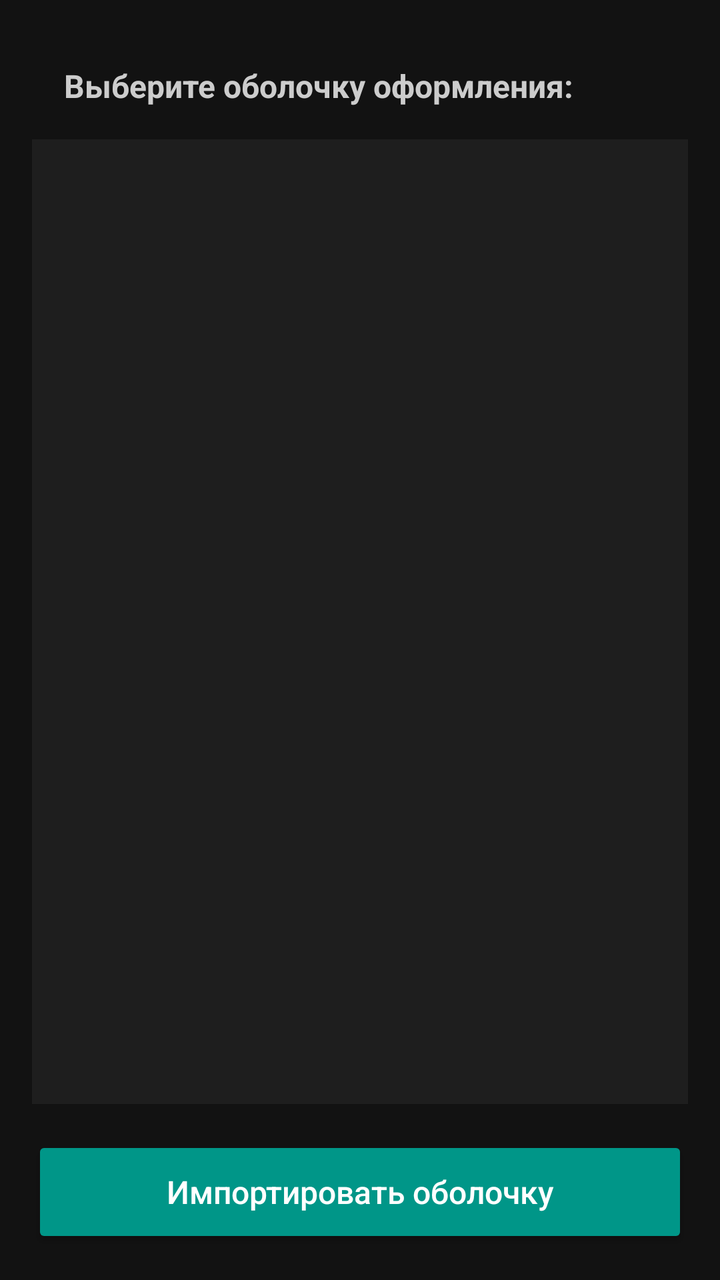
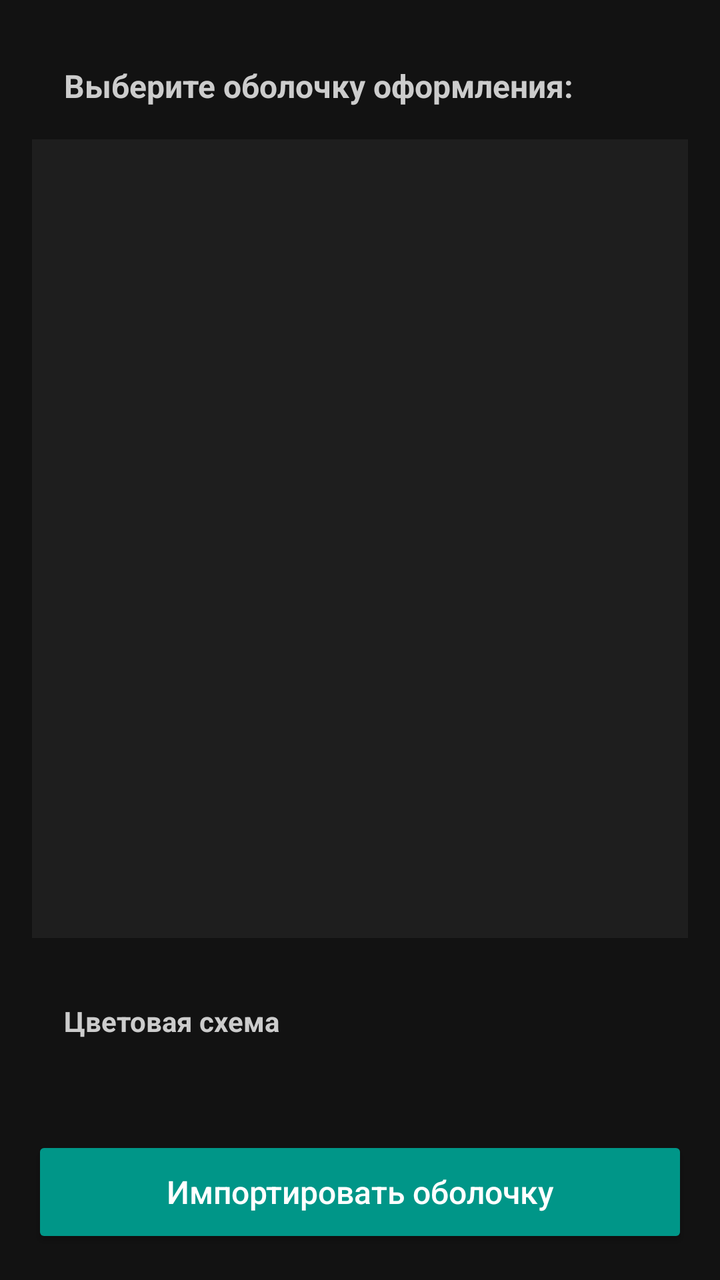

Compare the two renders of this Android layout. The source of the first and the diff that turns it into the second are given below.
<!-- AndroidManifest.xml: application theme Theme.QutyLaunch -->
<!-- res/layout/fragment_settings_shell.xml -->
<LinearLayout xmlns:android="http://schemas.android.com/apk/res/android"
    xmlns:tools="http://schemas.android.com/tools"
    android:layout_width="match_parent"
    android:layout_height="match_parent"
    android:orientation="vertical"
    android:background="@color/background_dark"
    android:padding="@dimen/screen_padding_horizontal"
    tools:ignore="VisualLintBounds">

    <TextView
        style="@style/Text.Title.Small"
        android:layout_width="match_parent"
        android:layout_height="wrap_content"
        android:padding="@dimen/spacing_l"
        android:paddingTop="@dimen/spacing_s"
        android:text="@string/settings_shell_title" />

    <ListView
        android:id="@+id/shells_list"
        android:layout_width="match_parent"
        android:layout_height="0dp"
        android:layout_weight="1"
        android:background="@color/background_card"
        android:divider="@color/divider"
        android:dividerHeight="@dimen/spacing_xxs"
        android:choiceMode="singleChoice"/>

    <Button
        android:id="@+id/btn_install_shell"
        style="@style/Button.Primary"
        android:layout_width="match_parent"
        android:layout_height="@dimen/height_button_large"
        android:layout_marginTop="@dimen/spacing_l"
        android:text="@string/install_shell_from_file" />

</LinearLayout>
<!-- resources referenced by this layout -->
<resources>
  <color name="background_card">#1E1E1E</color>
  <color name="background_dark">#121212</color>
  <color name="divider">#333333</color>
  <dimen name="height_button_large">56dp</dimen>
  <dimen name="screen_padding_horizontal">16dp</dimen>
  <dimen name="spacing_l">16dp</dimen>
  <dimen name="spacing_s">8dp</dimen>
  <dimen name="spacing_xxs">2dp</dimen>
  <string name="install_shell_from_file">Импортировать оболочку</string>
  <string name="settings_shell_title">Выберите оболочку оформления:</string>
  <style name="Button.Primary" parent="Button">
          <item name="android:layout_width">match_parent</item>
          <item name="android:layout_height">@dimen/height_button</item>
          <item name="android:backgroundTint">@color/button_primary</item>
          <item name="cornerRadius">@dimen/radius_circle</item>
      </style>
  <style name="Text.Title.Small" parent="Text.Title">
          <item name="android:textSize">@dimen/title_small</item>
          <item name="android:textColor">@color/text_secondary</item>
      </style>
  <style name="Theme.QutyLaunch" parent="Theme.AppCompat.NoActionBar">
          
          <item name="android:navigationBarColor">@android:color/transparent</item>
          <item name="android:statusBarColor">@android:color/transparent</item>
  
          
          <item name="android:windowLayoutInDisplayCutoutMode">shortEdges</item>
  
          
          <item name="android:fitsSystemWindows">false</item>
  
          
          <item name="android:windowDrawsSystemBarBackgrounds">true</item>
      </style>
  <style name="Button">
          <item name="android:textColor">@color/text_primary</item>
          <item name="android:textSize">@dimen/text_l</item>
          <item name="android:fontFamily">sans-serif-medium</item>
          <item name="android:textAllCaps">false</item>
          <item name="rippleColor">#33FFFFFF</item>
      </style>
  <dimen name="height_button">48dp</dimen>
  <color name="button_primary">#009688</color>
  <dimen name="radius_circle">28dp</dimen>
  <style name="Text.Title">
          <item name="android:textColor">@color/text_primary</item>
          <item name="android:textStyle">bold</item>
      </style>
  <dimen name="title_small">16sp</dimen>
  <color name="text_secondary">#CCCCCC</color>
  <color name="text_primary">#FFFFFF</color>
  <dimen name="text_l">16sp</dimen>
</resources>

<!-- the commit's change to res/layout/fragment_settings_shell.xml (unified diff, before → after) -->
@@ -25,12 +25,30 @@
         android:dividerHeight="@dimen/spacing_xxs"
         android:choiceMode="singleChoice"/>
 
+    
+    <TextView
+        style="@style/Text.Title.XSmall"
+        android:layout_width="match_parent"
+        android:layout_height="wrap_content"
+        android:layout_marginTop="@dimen/spacing_l"
+        android:padding="@dimen/spacing_l"
+        android:text="@string/settings_color_scheme_title" />
+
+    <androidx.recyclerview.widget.RecyclerView
+        android:id="@+id/color_scheme_list"
+        android:layout_width="match_parent"
+        android:layout_height="wrap_content"
+        android:padding="@dimen/spacing_s"
+        android:orientation="horizontal"
+        android:layout_marginBottom="@dimen/spacing_s"
+        android:clipToPadding="false" />
+
     <Button
         android:id="@+id/btn_install_shell"
         style="@style/Button.Primary"
         android:layout_width="match_parent"
         android:layout_height="@dimen/height_button_large"
-        android:layout_marginTop="@dimen/spacing_l"
+        android:layout_marginTop="@dimen/spacing_s"
         android:text="@string/install_shell_from_file" />
 
 </LinearLayout>
<!-- resource entries referenced after the edit -->
@@ -9,6 +9,7 @@
   <dimen name="spacing_s">8dp</dimen>
   <dimen name="spacing_xxs">2dp</dimen>
   <string name="install_shell_from_file">Импортировать оболочку</string>
+  <string name="settings_color_scheme_title">Цветовая схема</string>
   <string name="settings_shell_title">Выберите оболочку оформления:</string>
   <style name="Button.Primary" parent="Button">
           <item name="android:layout_width">match_parent</item>
@@ -18,6 +19,10 @@
       </style>
   <style name="Text.Title.Small" parent="Text.Title">
           <item name="android:textSize">@dimen/title_small</item>
+          <item name="android:textColor">@color/text_secondary</item>
+      </style>
+  <style name="Text.Title.XSmall" parent="Text.Title">
+          <item name="android:textSize">@dimen/title_xsmall</item>
           <item name="android:textColor">@color/text_secondary</item>
       </style>
   <style name="Theme.QutyLaunch" parent="Theme.AppCompat.NoActionBar">
@@ -50,6 +55,7 @@
       </style>
   <dimen name="title_small">16sp</dimen>
   <color name="text_secondary">#CCCCCC</color>
+  <dimen name="title_xsmall">14sp</dimen>
   <color name="text_primary">#FFFFFF</color>
   <dimen name="text_l">16sp</dimen>
 </resources>
